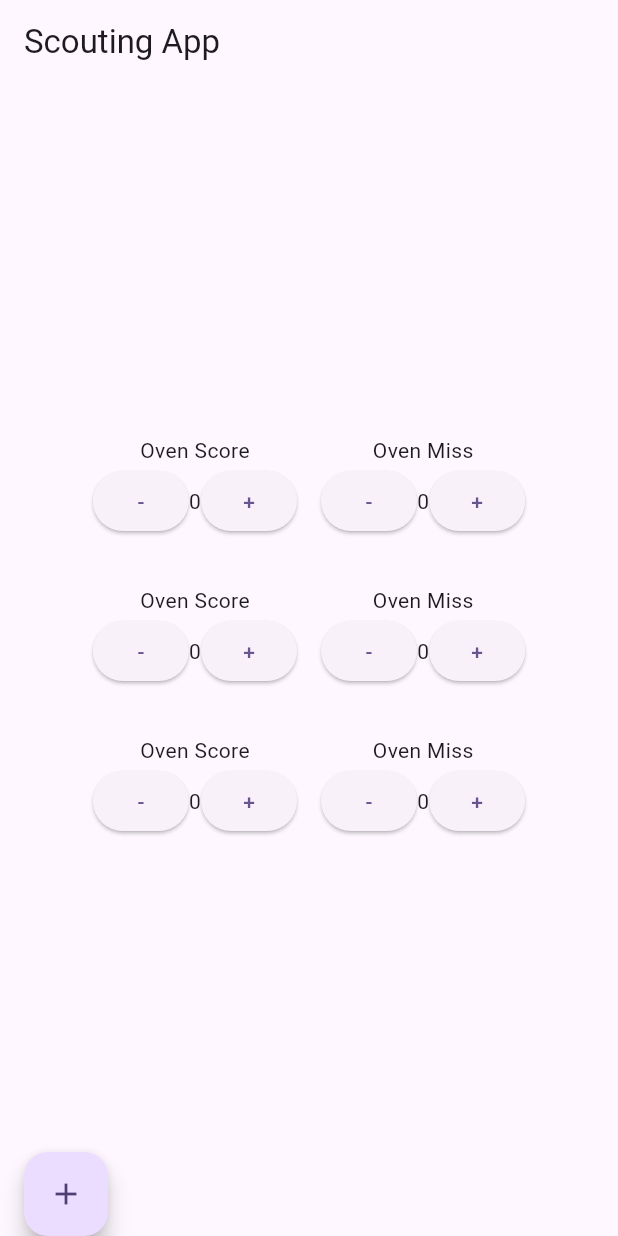
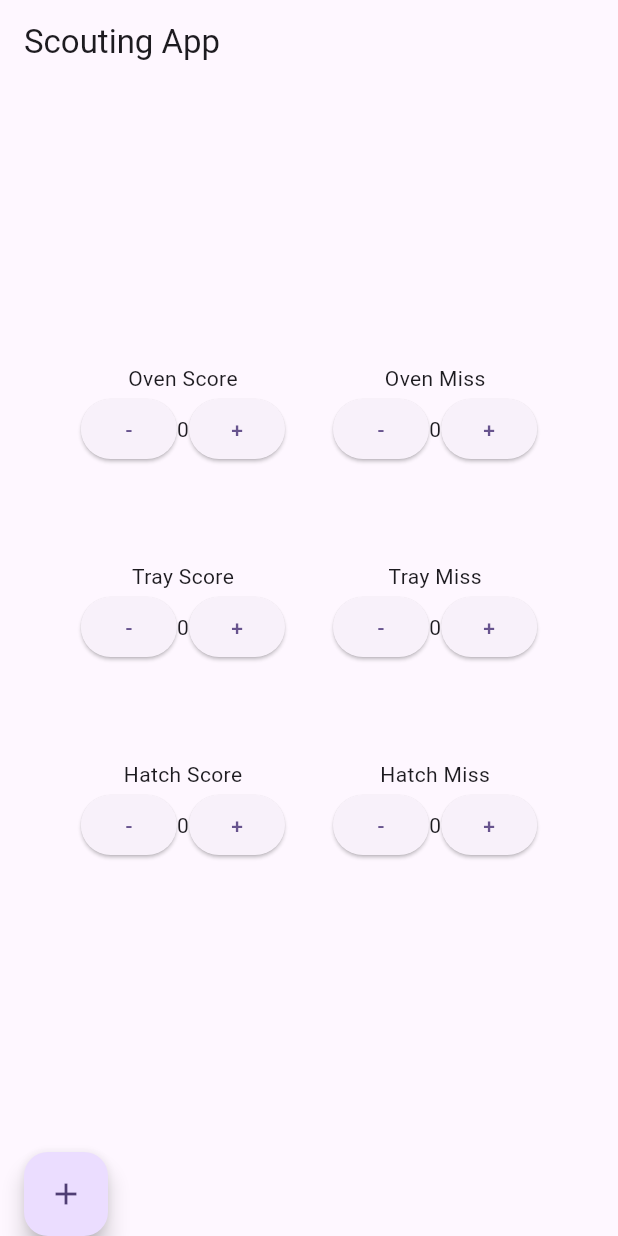
Before and after one commit to LeftAsteri/Prototyping-challenge, a Flutter app: the screen it shows after launch, on a phone screen of 412 x 824 dp. Run offline on Flutter 3.47's test engine with Material 3 defaults, Android fonts, the phone set to English and light mode, and no system bars.

Commit message:
Original File

```diff
--- a/lib/main.dart
+++ b/lib/main.dart
@@ -91,7 +91,7 @@ class _MyHomePageState extends State<MyHomePage> {
                     });
                   },
                 ),
-                SizedBox(width: 16.0),
+                SizedBox(width: 32.0),
                 ScoreButton(
                   title: 'Oven Miss',
                   displayScore: '$ovenMiss',
@@ -108,77 +108,77 @@ class _MyHomePageState extends State<MyHomePage> {
                 ),
               ],
             ),
-            SizedBox(height: 32.0),
+            SizedBox(height: 64.0),
             Row(
               mainAxisAlignment: MainAxisAlignment.center,
               children: [
                 ScoreButton(
-                  title: 'Oven Score',
-                  displayScore: '$ovenScore',
+                  title: 'Tray Score',
+                  displayScore: '$trayScore',
                   onPressed: () {
                     setState(() {
-                      ovenScore--;
+                      trayScore--;
                     });
                   },
                   onPressed2: () {
                     setState(() {
-                      ovenScore++;
+                      trayScore++;
                     });
                   },
                 ),
-                SizedBox(width: 16.0),
+                SizedBox(width: 32.0),
                 ScoreButton(
-                  title: 'Oven Miss',
-                  displayScore: '$ovenMiss',
+                  title: 'Tray Miss',
+                  displayScore: '$trayMiss',
                   onPressed: () {
                     setState(() {
-                      ovenMiss--;
+                      trayMiss--;
                     });
                   },
                   onPressed2: () {
                     setState(() {
-                      ovenMiss++;
+                      trayMiss++;
                     });
                   },
                 ),
               ],
             ),
-            SizedBox(height: 32.0),
+            SizedBox(height: 64.0),
             Row(
               mainAxisAlignment: MainAxisAlignment.center,
               children: [
                 ScoreButton(
-                  title: 'Oven Score',
-                  displayScore: '$ovenScore',
+                  title: 'Hatch Score',
+                  displayScore: '$hatchScore',
                   onPressed: () {
                     setState(() {
-                      ovenScore--;
+                      hatchScore--;
                     });
                   },
                   onPressed2: () {
                     setState(() {
-                      ovenScore++;
+                      hatchScore++;
                     });
                   },
                 ),
-                SizedBox(width: 16.0),
+                SizedBox(width: 32.0),
                 ScoreButton(
-                  title: 'Oven Miss',
-                  displayScore: '$ovenMiss',
+                  title: 'Hatch Miss',
+                  displayScore: '$hatchMiss',
                   onPressed: () {
                     setState(() {
-                      ovenMiss--;
+                      hatchMiss--;
                     });
                   },
                   onPressed2: () {
                     setState(() {
-                      ovenMiss++;
+                      hatchMiss++;
                     });
                   },
                 ),
               ],
             ),
-            SizedBox(height: 32.0),
+            SizedBox(height: 64.0),
           ],
         ),
       ),
```
